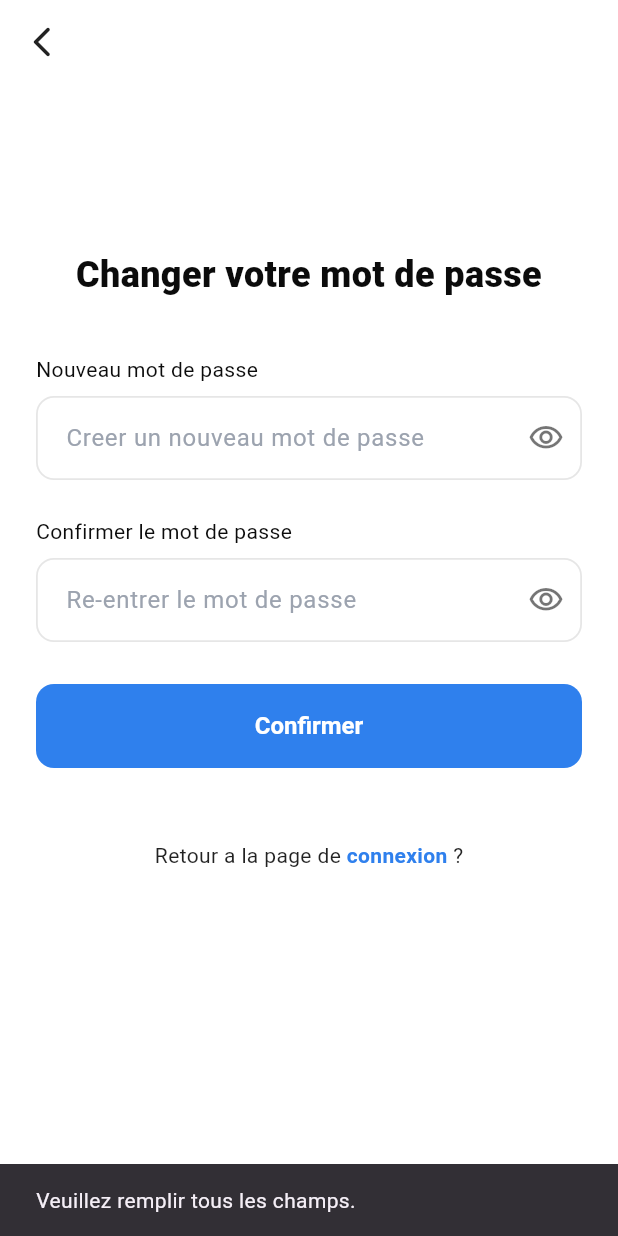
After one commit to Abdoul03/Globshopp, a Flutter app: the ResetPasswordPage screen opened directly, after a tap on "Confirmer", on a phone screen of 412 x 824 dp. The commit adds this screen. Run offline on Flutter 3.47's test engine with Material 3 defaults, Android fonts, the light colour scheme and no system bars.

Commit message:
changermdp

```diff
--- /dev/null
+++ b/lib/screens/changer_mdp.dart
@@ -0,0 +1,208 @@
+// lib/screens/changer_mdp.dart
+import 'package:flutter/material.dart';
+import 'login_page.dart';
+
+class ResetPasswordPage extends StatefulWidget {
+  const ResetPasswordPage({super.key});
+
+  @override
+  State<ResetPasswordPage> createState() => _ResetPasswordPageState();
+}
+
+class _ResetPasswordPageState extends State<ResetPasswordPage> {
+  // 🎨 Palette
+  static const _blue   = Color(0xFF2F80ED);
+  static const _text   = Color(0xFF0B0B0B);
+  static const _hint   = Color(0xFF9CA3AF);
+  static const _border = Color(0xFFE6E6E6);
+
+  final _newCtrl = TextEditingController();
+  final _confirmCtrl = TextEditingController();
+
+  bool _obscureNew = true;
+  bool _obscureConfirm = true;
+
+  InputDecoration _decoration(String hint) => InputDecoration(
+    hintText: hint,
+    hintStyle: const TextStyle(color: _hint),
+    contentPadding: const EdgeInsets.symmetric(horizontal: 16, vertical: 16),
+    enabledBorder: OutlineInputBorder(
+      borderRadius: BorderRadius.circular(12),
+      borderSide: const BorderSide(color: _border, width: 1.2),
+    ),
+    focusedBorder: OutlineInputBorder(
+      borderRadius: BorderRadius.circular(12),
+      borderSide: const BorderSide(color: _blue, width: 1.4),
+    ),
+  );
+
+  void _confirm() {
+    final newPass = _newCtrl.text.trim();
+    final confirm = _confirmCtrl.text.trim();
+
+    if (newPass.isEmpty || confirm.isEmpty) {
+      ScaffoldMessenger.of(context).showSnackBar(
+        const SnackBar(content: Text('Veuillez remplir tous les champs.')),
+      );
+      return;
+    }
+    if (newPass.length < 6) {
+      ScaffoldMessenger.of(context).showSnackBar(
+        const SnackBar(content: Text('Le mot de passe doit contenir au moins 6 caractères.')),
+      );
+      return;
+    }
+    if (newPass != confirm) {
+      ScaffoldMessenger.of(context).showSnackBar(
+        const SnackBar(content: Text('Les mots de passe ne correspondent pas.')),
+      );
+      return;
+    }
+
+    // TODO: appel API pour enregistrer le nouveau mot de passe
+    ScaffoldMessenger.of(context).showSnackBar(
+      const SnackBar(content: Text('Mot de passe modifié ✅')),
+    );
+
+    Navigator.pushAndRemoveUntil(
+      context,
+      MaterialPageRoute(builder: (_) => const LoginPage()),
+          (_) => false,
+    );
+  }
+
+  @override
+  void dispose() {
+    _newCtrl.dispose();
+    _confirmCtrl.dispose();
+    super.dispose();
+  }
+
+  @override
+  Widget build(BuildContext context) {
+    final size = MediaQuery.of(context).size;
+    final isShort = size.height < 720;
+
+    // ⬇️ On descend davantage le contenu (ajuste ces valeurs comme tu veux)
+    final double topGap = isShort ? 72.0 : 110.0;
+
+    return Scaffold(
+      backgroundColor: Colors.white,
+      appBar: AppBar(
+        elevation: 0,
+        backgroundColor: Colors.white,
+        leading: IconButton(
+          icon: const Icon(Icons.arrow_back_ios_new_rounded, color: Colors.black87),
+          onPressed: () => Navigator.pop(context),
+        ),
+      ),
+      body: SingleChildScrollView(
+        padding: const EdgeInsets.symmetric(horizontal: 24),
+        child: ConstrainedBox(
+          constraints: BoxConstraints(minHeight: size.height - (isShort ? 120 : 160)),
+          child: Column(
+            crossAxisAlignment: CrossAxisAlignment.stretch,
+            children: [
+              SizedBox(height: topGap),
+
+              // 🔵 Titre centré
+              const Center(
+                child: Text(
+                  'Changer votre mot de passe',
+                  textAlign: TextAlign.center,
+                  style: TextStyle(
+                    fontSize: 24,
+                    fontWeight: FontWeight.w800,
+                    color: _text,
+                  ),
+                ),
+              ),
+
+              const SizedBox(height: 36),
+
+              const Text('Nouveau mot de passe', style: TextStyle(fontSize: 14, color: _text)),
+              const SizedBox(height: 8),
+              TextField(
+                controller: _newCtrl,
+                obscureText: _obscureNew,
+                textInputAction: TextInputAction.next,
+                decoration: _decoration('Creer un nouveau mot de passe').copyWith(
+                  suffixIcon: IconButton(
+                    icon: Icon(
+                      _obscureNew ? Icons.visibility_outlined : Icons.visibility_off_outlined,
+                      color: Colors.black54,
+                    ),
+                    onPressed: () => setState(() => _obscureNew = !_obscureNew),
+                  ),
+                ),
+              ),
+
+              const SizedBox(height: 24),
+
+              const Text('Confirmer le mot de passe', style: TextStyle(fontSize: 14, color: _text)),
+              const SizedBox(height: 8),
+              TextField(
+                controller: _confirmCtrl,
+                obscureText: _obscureConfirm,
+                textInputAction: TextInputAction.done,
+                decoration: _decoration('Re-entrer le mot de passe').copyWith(
+                  suffixIcon: IconButton(
+                    icon: Icon(
+                      _obscureConfirm ? Icons.visibility_outlined : Icons.visibility_off_outlined,
+                      color: Colors.black54,
+                    ),
+                    onPressed: () => setState(() => _obscureConfirm = !_obscureConfirm),
+                  ),
+                ),
+                onSubmitted: (_) => _confirm(),
+              ),
+
+              const SizedBox(height: 28),
+
+              SizedBox(
+                height: 56,
+                child: ElevatedButton(
+                  onPressed: _confirm,
+                  style: ElevatedButton.styleFrom(
+                    backgroundColor: _blue,
+                    foregroundColor: Colors.white,
+                    elevation: 0,
+                    shape: RoundedRectangleBorder(borderRadius: BorderRadius.circular(12)),
+                    textStyle: const TextStyle(fontSize: 16, fontWeight: FontWeight.w700),
+                  ),
+                  child: const Text('Confirmer'),
+                ),
+              ),
+
+              const SizedBox(height: 48),
+
+              Center(
+                child: Wrap(
+                  crossAxisAlignment: WrapCrossAlignment.center,
+                  children: [
+                    const Text('Retour a la page de ', style: TextStyle(color: Colors.black87)),
+                    InkWell(
+                      onTap: () {
+                        Navigator.pushReplacement(
+                          context,
+                          MaterialPageRoute(builder: (_) => const LoginPage()),
+                        );
+                      },
+                      child: const Text(
+                        'connexion',
+                        style: TextStyle(color: _blue, fontWeight: FontWeight.w600),
+                      ),
+                    ),
+                    const Text(' ?', style: TextStyle(color: Colors.black87)),
+                  ],
+                ),
+              ),
+
+              const SizedBox(height: 24),
+            ],
+          ),
+        ),
+      ),
+    );
+  }
+}
--- a/lib/screens/mdpoublier1.dart
+++ b/lib/screens/mdpoublier1.dart
@@ -1,6 +1,7 @@
 // lib/screens/mdpoublier1.dart
 import 'package:flutter/material.dart';
 import 'login_page.dart';
+import 'verification.dart'; // ✅ page de destination
 
 class ForgotPasswordPage extends StatefulWidget {
   const ForgotPasswordPage({super.key});
@@ -21,8 +22,7 @@ class _ForgotPasswordPageState extends State<ForgotPasswordPage> {
   InputDecoration _decoration(String hint) => InputDecoration(
     hintText: hint,
     hintStyle: const TextStyle(color: _hint),
-    contentPadding:
-    const EdgeInsets.symmetric(horizontal: 16, vertical: 16),
+    contentPadding: const EdgeInsets.symmetric(horizontal: 16, vertical: 16),
     enabledBorder: OutlineInputBorder(
       borderRadius: BorderRadius.circular(12),
       borderSide: const BorderSide(color: _border, width: 1.2),
@@ -35,15 +35,23 @@ class _ForgotPasswordPageState extends State<ForgotPasswordPage> {
 
   void _sendCode() {
     final email = _emailCtrl.text.trim();
+
+    // petite validation
     if (email.isEmpty || !email.contains('@')) {
       ScaffoldMessenger.of(context).showSnackBar(
         const SnackBar(content: Text('Veuillez entrer un email valide.')),
       );
       return;
     }
-    // TODO: appel API d’envoi du code
-    ScaffoldMessenger.of(context).showSnackBar(
-      const SnackBar(content: Text('Code envoyé ✅ Vérifiez votre email.')),
+
+    // (Optionnel) TODO: appel API d’envoi du code ici
+
+    // 👉 navigation vers la page de vérification + passage de l'email
+    Navigator.push(
+      context,
+      MaterialPageRoute(
+        builder: (_) => VerificationPage(email: email),
+      ),
     );
   }
 
@@ -58,7 +66,7 @@ class _ForgotPasswordPageState extends State<ForgotPasswordPage> {
     return Scaffold(
       backgroundColor: Colors.white,
 
-      // AppBar avec flèche retour (tu peux mettre automaticallyImplyLeading: false pour la masquer)
+      // AppBar (flèche retour)
       appBar: AppBar(
         elevation: 0,
         backgroundColor: Colors.white,
@@ -79,7 +87,6 @@ class _ForgotPasswordPageState extends State<ForgotPasswordPage> {
                 mainAxisAlignment: MainAxisAlignment.center, // centrage vertical
                 crossAxisAlignment: CrossAxisAlignment.stretch,
                 children: [
-                  // 🔽 On descend un peu le titre avec un espace au-dessus
                   const SizedBox(height: 20),
 
                   // 🧭 Titre centré et un peu plus grand
@@ -88,10 +95,10 @@ class _ForgotPasswordPageState extends State<ForgotPasswordPage> {
                       'Mot de passe oublier ?',
                       textAlign: TextAlign.center,
                       style: TextStyle(
-                        fontSize: 28,            // ⬅️ agrandi (avant ~26)
+                        fontSize: 28,
                         fontWeight: FontWeight.w700,
                         color: _text,
-                        height: 1.2,             // un peu d’air
+                        height: 1.2,
                       ),
                     ),
                   ),
@@ -101,7 +108,7 @@ class _ForgotPasswordPageState extends State<ForgotPasswordPage> {
                   // 🖼 Illustration
                   Center(
                     child: Image.asset(
-                      'assets/image/mdpo.png',   // adapte le chemin si besoin
+                      'assets/image/mdpo.png', // adapte le chemin si besoin
                       height: 240,
                       fit: BoxFit.contain,
                     ),
@@ -123,7 +130,7 @@ class _ForgotPasswordPageState extends State<ForgotPasswordPage> {
 
                   const SizedBox(height: 24),
 
-                  // 🔵 Envoyer le code
+                  // 🔵 Envoyer le code → VerificationPage
                   SizedBox(
                     height: 56,
                     child: ElevatedButton(
@@ -156,7 +163,7 @@ class _ForgotPasswordPageState extends State<ForgotPasswordPage> {
                           onTap: () {
                             Navigator.pushReplacement(
                               context,
-                              MaterialPageRoute(builder: (_) => LoginPage()), // pas de const ici
+                              MaterialPageRoute(builder: (_) => const LoginPage()),
                             );
                           },
                           child: const Text(
--- a/lib/screens/verification.dart
+++ b/lib/screens/verification.dart
@@ -2,11 +2,12 @@
 import 'package:flutter/material.dart';
 import 'package:flutter/services.dart';
 import 'login_page.dart';
+import 'changer_mdp.dart'; // ✅ destination après "Vérifier" (ResetPasswordPage)
 
 class VerificationPage extends StatefulWidget {
   const VerificationPage({
     super.key,
-    this.email = 'samabdoul03@gmail.com', // passe l'email si besoin
+    this.email = 'samabdoul03@gmail.com',
   });
 
   final String email;
@@ -61,9 +62,13 @@ class _VerificationPageState extends State<VerificationPage> {
       );
       return;
     }
-    // TODO: appel API de vérification du code
-    ScaffoldMessenger.of(context).showSnackBar(
-      SnackBar(content: Text('Code $_code vérifié ✅')),
+
+    // (Optionnel) TODO: vérifier le code côté serveur
+
+    // 👉 Navigation vers la page "changer_mdp.dart"
+    Navigator.push(
+      context,
+      MaterialPageRoute(builder: (_) => const ResetPasswordPage()),
     );
   }
 
@@ -101,9 +106,13 @@ class _VerificationPageState extends State<VerificationPage> {
         textAlign: TextAlign.center,
         style: const TextStyle(fontSize: 22, fontWeight: FontWeight.w700),
         keyboardType: TextInputType.number,
-        inputFormatters: [FilteringTextInputFormatter.digitsOnly, LengthLimitingTextInputFormatter(1)],
+        inputFormatters: [
+          FilteringTextInputFormatter.digitsOnly,
+          LengthLimitingTextInputFormatter(1),
+        ],
         decoration: _otpDecoration(),
-        onChanged: (v) => _onChanged(value: v, current: node, next: next, prev: prev),
+        onChanged: (v) =>
+            _onChanged(value: v, current: node, next: next, prev: prev),
       ),
     );
   }
@@ -112,6 +121,7 @@ class _VerificationPageState extends State<VerificationPage> {
   Widget build(BuildContext context) {
     final size = MediaQuery.of(context).size;
     final isShort = size.height < 720;
+    final double topGap = isShort ? 48.0 : 80.0;
 
     return Scaffold(
       backgroundColor: Colors.white,
@@ -130,7 +140,8 @@ class _VerificationPageState extends State<VerificationPage> {
           child: Column(
             crossAxisAlignment: CrossAxisAlignment.stretch,
             children: [
-              // Titre + sous-titre
+              SizedBox(height: topGap),
+
               const Text(
                 'Verification',
                 textAlign: TextAlign.center,
@@ -145,7 +156,6 @@ class _VerificationPageState extends State<VerificationPage> {
 
               const SizedBox(height: 36),
 
-              // Message email
               Text(
                 'Nous avons envoyer un code à\n${widget.email}',
                 textAlign: TextAlign.left,
@@ -154,7 +164,6 @@ class _VerificationPageState extends State<VerificationPage> {
 
               const SizedBox(height: 28),
 
-              // Les 4 cases OTP
               Row(
                 mainAxisAlignment: MainAxisAlignment.spaceBetween,
                 children: [
@@ -167,11 +176,10 @@ class _VerificationPageState extends State<VerificationPage> {
 
               const SizedBox(height: 28),
 
-              // Bouton Vérifier
               SizedBox(
                 height: 56,
                 child: ElevatedButton(
-                  onPressed: _verify,
+                  onPressed: _verify, // ✅ va pousser vers ResetPasswordPage
                   style: ElevatedButton.styleFrom(
                     backgroundColor: _blue,
                     foregroundColor: Colors.white,
@@ -185,17 +193,14 @@ class _VerificationPageState extends State<VerificationPage> {
 
               const SizedBox(height: 18),
 
-              // Renvoyer
               Center(
                 child: Wrap(
                   crossAxisAlignment: WrapCrossAlignment.center,
                   children: [
-                    const Text('Vous n’avez pas reçu le code ? ',
-                        style: TextStyle(color: Colors.black87)),
+                    const Text('Vous n’avez pas reçu le code ? ', style: TextStyle(color: Colors.black87)),
                     InkWell(
                       onTap: _resend,
-                      child: const Text('Renvoyer',
-                          style: TextStyle(color: _blue, fontWeight: FontWeight.w600)),
+                      child: const Text('Renvoyer', style: TextStyle(color: _blue, fontWeight: FontWeight.w600)),
                     ),
                   ],
                 ),
@@ -203,7 +208,6 @@ class _VerificationPageState extends State<VerificationPage> {
 
               const SizedBox(height: 36),
 
-              // Lien retour connexion
               Center(
                 child: Wrap(
                   crossAxisAlignment: WrapCrossAlignment.center,
```
